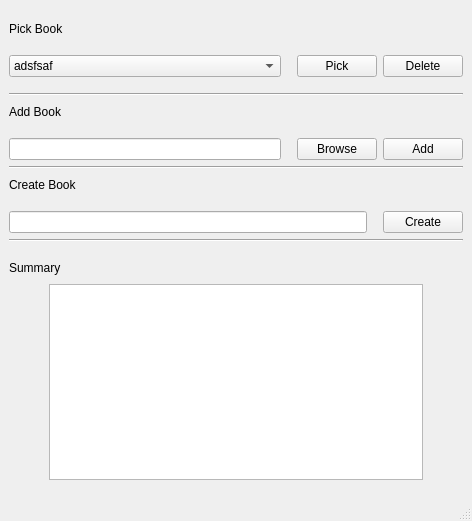
Before: the Qt Designer form select_book_main_window.ui in codincodee/AnyWord, drawn with Qt 5.
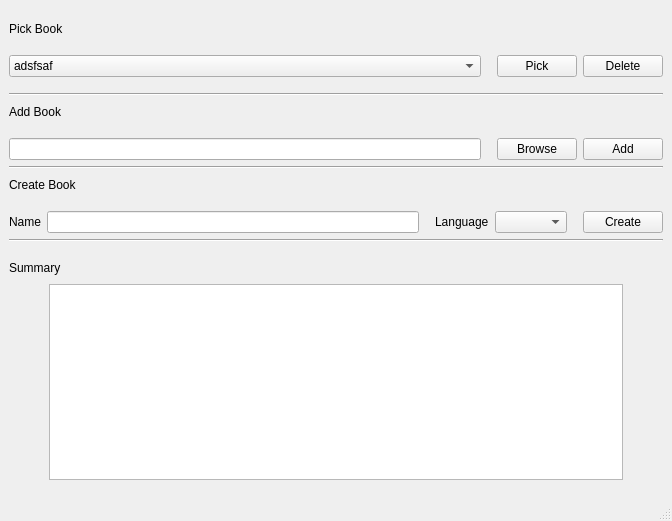
After: the same form once the commit is applied.

Commit message: Adding supporting language

Diff of the .ui file:
```diff
--- a/select_book_main_window.ui
+++ b/select_book_main_window.ui
@@ -192,7 +192,7 @@
           </property>
           <property name="sizeHint" stdset="0">
            <size>
-            <width>400</width>
+            <width>600</width>
             <height>20</height>
            </size>
           </property>
@@ -326,9 +326,42 @@
       </item>
       <item>
        <layout class="QHBoxLayout" name="horizontalLayout_8">
+        <item>
+         <widget class="QLabel" name="label_5">
+          <property name="text">
+           <string>Name</string>
+          </property>
+         </widget>
+        </item>
         <item>
          <widget class="QLineEdit" name="CreateBookNameLineEdit"/>
         </item>
+        <item>
+         <spacer name="horizontalSpacer_10">
+          <property name="orientation">
+           <enum>Qt::Horizontal</enum>
+          </property>
+          <property name="sizeType">
+           <enum>QSizePolicy::Fixed</enum>
+          </property>
+          <property name="sizeHint" stdset="0">
+           <size>
+            <width>10</width>
+            <height>20</height>
+           </size>
+          </property>
+         </spacer>
+        </item>
+        <item>
+         <widget class="QLabel" name="label_6">
+          <property name="text">
+           <string>Language</string>
+          </property>
+         </widget>
+        </item>
+        <item>
+         <widget class="QComboBox" name="comboBox"/>
+        </item>
         <item>
          <spacer name="horizontalSpacer_9">
           <property name="orientation">
```
The commit also changes 3 other files.
